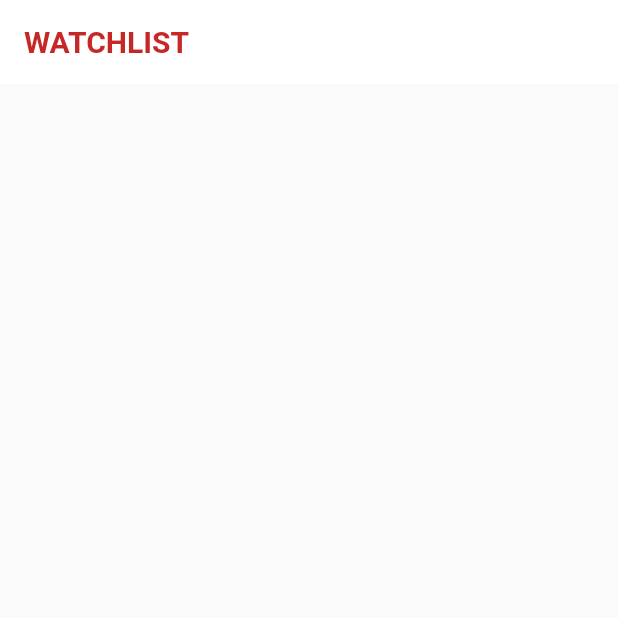
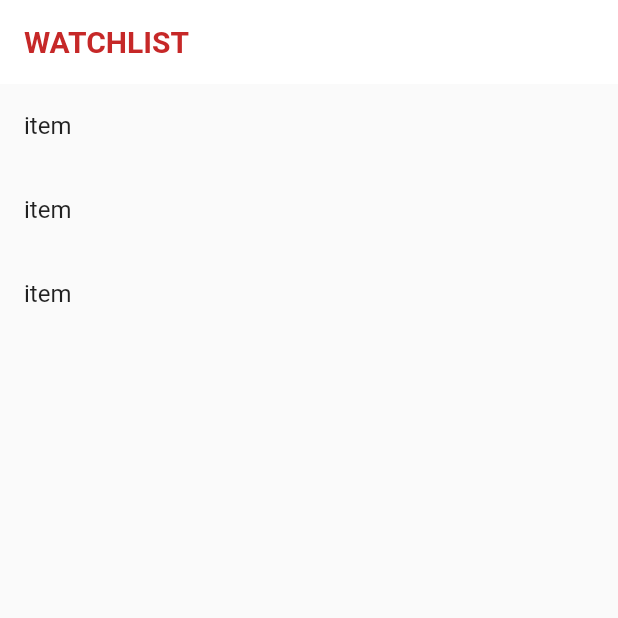
Before and after one commit to JesseNicholas00/cinematch, a Flutter app: the Watchlist screen opened directly, on a phone screen of 412 x 824 dp, the top half of it. Run offline on Flutter 3.47's test engine with Material 2 defaults, Android fonts, the phone set to English and light mode, and no system bars; our stand-ins replace cloud_firestore, firebase_auth, flutter_tindercard, rflutter_alert, rxdart; accounts and stored records are empty.

Commit message:
jesse ganteng

```diff
--- a/lib/screens/WatchList.dart
+++ b/lib/screens/WatchList.dart
@@ -1,7 +1,7 @@
 import 'package:flutter/material.dart';
 import 'package:cloud_firestore/cloud_firestore.dart';
 
-final List<String> items = [];
+final List<String> items = ['item','item','item'];
 
 class Watchlist extends StatefulWidget {
   Watchlist({Key key}) : super(key: key);
@@ -32,7 +32,7 @@ class _WatchListState extends State<Watchlist> {
             return Dismissible(
               // Each Dismissible must contain a Key. Keys allow Flutter to
               // uniquely identify widgets.
-              key: Key(item),
+              key: UniqueKey(),
               // Provide a function that tells the app
               // what to do after an item has been swiped away.
               onDismissed: (direction) {
```
